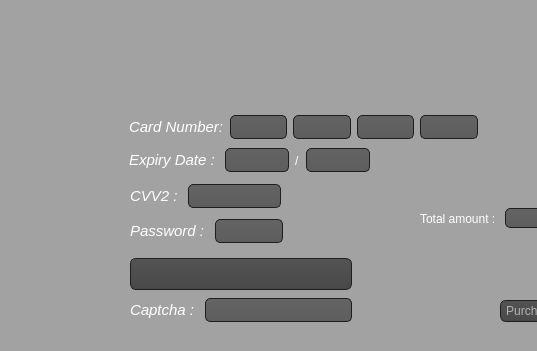
The window that AP/payment_gateway.ui (AP-projects-4001/Guys) describes before a commit, drawn with Qt 5; both pictures show x 0 to 537 and y 114 to 465 of the 680 by 465 pixel window.
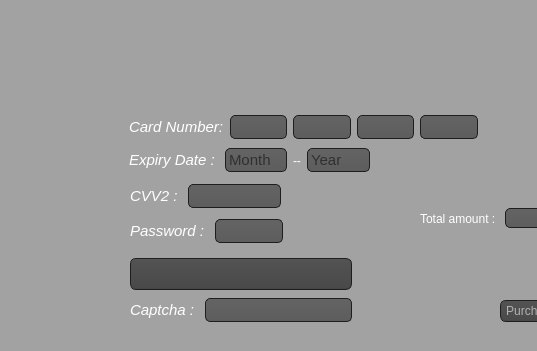
The same window after the commit.

Commit message: Payment Gateway expiry date and Bank logo

```diff
--- a/AP/payment_gateway.ui
+++ b/AP/payment_gateway.ui
@@ -178,30 +178,36 @@
      </widget>
     </item>
     <item>
-     <widget class="QLineEdit" name="lineEdit_year">
+     <widget class="QLineEdit" name="lineEdit_month">
       <property name="font">
        <font>
         <family>Tahoma</family>
         <pointsize>11</pointsize>
        </font>
       </property>
+      <property name="placeholderText">
+       <string>Month</string>
+      </property>
      </widget>
     </item>
     <item>
      <widget class="QLabel" name="label_7">
       <property name="text">
-       <string>/</string>
+       <string>--</string>
       </property>
      </widget>
     </item>
     <item>
-     <widget class="QLineEdit" name="lineEdit_month">
+     <widget class="QLineEdit" name="lineEdit_year">
       <property name="font">
        <font>
         <family>Tahoma</family>
         <pointsize>11</pointsize>
        </font>
       </property>
+      <property name="placeholderText">
+       <string>Year</string>
+      </property>
      </widget>
     </item>
    </layout>
```
The commit also changes 6 other files.
